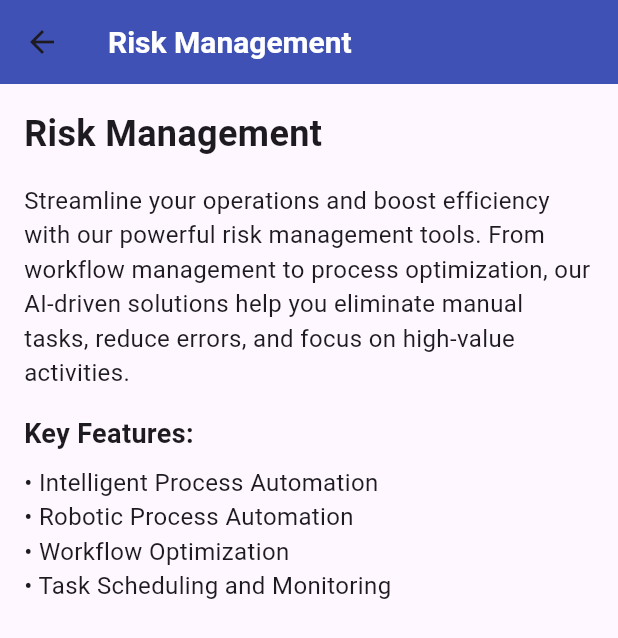
After one commit to datfoosteve/flutter_application_1, a Flutter app: the RiskManagementPage screen opened directly, on a phone screen of 412 x 824 dp. The commit adds this screen. Shown: the top 638 px of the screen. Run offline on Flutter 3.47's test engine with Material 3 defaults, Android fonts, the light colour scheme and no system bars.

Commit message:
changing things up

```diff
--- /dev/null
+++ b/lib/pages/data_management.dart
@@ -0,0 +1,35 @@
+import 'package:flutter/material.dart';
+
+class DataManagementPage extends StatelessWidget {
+  const DataManagementPage({super.key});
+
+  @override
+  Widget build(BuildContext context) {
+    return Scaffold(
+      appBar: AppBar(
+        title: const Text('Data Management'),
+      ),
+      body: const Padding(
+        padding: EdgeInsets.all(16.0),
+        child: Column(
+          crossAxisAlignment: CrossAxisAlignment.start,
+          children: [
+            Text(
+              'Data Management',
+              style: TextStyle(
+                fontSize: 24,
+                fontWeight: FontWeight.bold,
+              ),
+            ),
+            SizedBox(height: 16),
+            Text(
+              'Crescere Analytics empowers audit teams with advanced data management capabilities. Our AI-driven solutions streamline data collection, processing, and analysis, enabling auditors to efficiently handle large volumes of data and uncover valuable insights.',
+              style: TextStyle(fontSize: 16),
+            ),
+            // Add more content and features specific to data management
+          ],
+        ),
+      ),
+    );
+  }
+}
--- /dev/null
+++ b/lib/pages/risk_management.dart
@@ -0,0 +1,47 @@
+import 'package:flutter/material.dart';
+
+class RiskManagementPage extends StatelessWidget {
+  const RiskManagementPage({super.key});
+
+  @override
+  Widget build(BuildContext context) {
+    return Scaffold(
+      appBar: AppBar(
+        title: const Text('Risk Management'),
+      ),
+      body: const Padding(
+        padding:  EdgeInsets.all(16.0),
+        child: Column(
+          crossAxisAlignment: CrossAxisAlignment.start,
+          children: [
+             Text(
+              'Risk Management',
+              style: TextStyle(
+                fontSize: 24,
+                fontWeight: FontWeight.bold,
+              ),
+            ),
+             SizedBox(height: 16),
+             Text(
+              'Streamline your operations and boost efficiency with our powerful risk management tools. From workflow management to process optimization, our AI-driven solutions help you eliminate manual tasks, reduce errors, and focus on high-value activities.',
+              style: TextStyle(fontSize: 16),
+            ),
+             SizedBox(height: 16),
+             Text(
+              'Key Features:',
+              style: TextStyle(
+                fontSize: 18,
+                fontWeight: FontWeight.bold,
+              ),
+            ),
+             SizedBox(height: 8),
+             Text(
+              '• Intelligent Process Automation\n• Robotic Process Automation\n• Workflow Optimization\n• Task Scheduling and Monitoring',
+              style: TextStyle(fontSize: 16),
+            ),
+          ],
+        ),
+      ),
+    );
+  }
+}
--- a/pubspec.yaml
+++ b/pubspec.yaml
@@ -60,7 +60,7 @@ flutter:
 
   # To add assets to your application, add an assets section, like this:
   assets:
-    - images/lake.jpg
+    - images/ai_audit.jpg
 
   # An image asset can refer to one or more resolution-specific "variants", see
   # https://flutter.dev/assets-and-images/#resolution-aware
```
Also changed, not shown: lib/main.dart (+17 -17 lines), lib/pages/analytics_page.dart (deleted, +0 -47 lines), lib/pages/automation_page.dart (deleted, +0 -47 lines), lib/pages/compliance.dart (added, +47 -0 lines), lib/pages/integration_page.dart (deleted, +0 -47 lines), images/ai_audit.jpg (renamed from images/lake.jpg), 5 other files.
